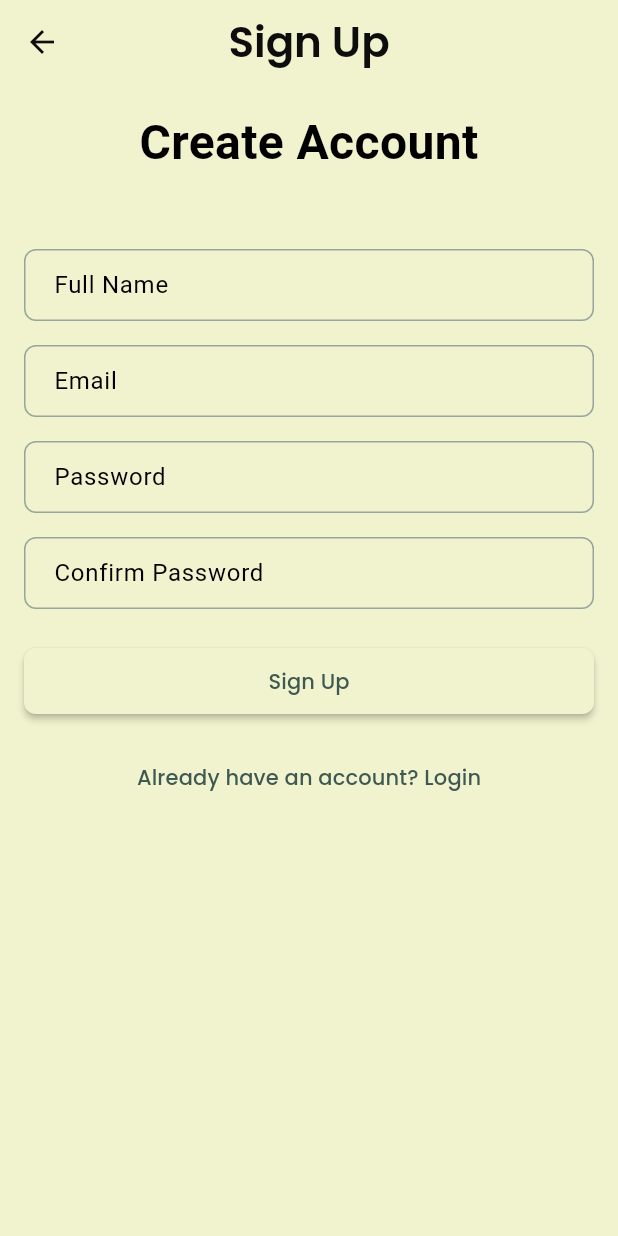
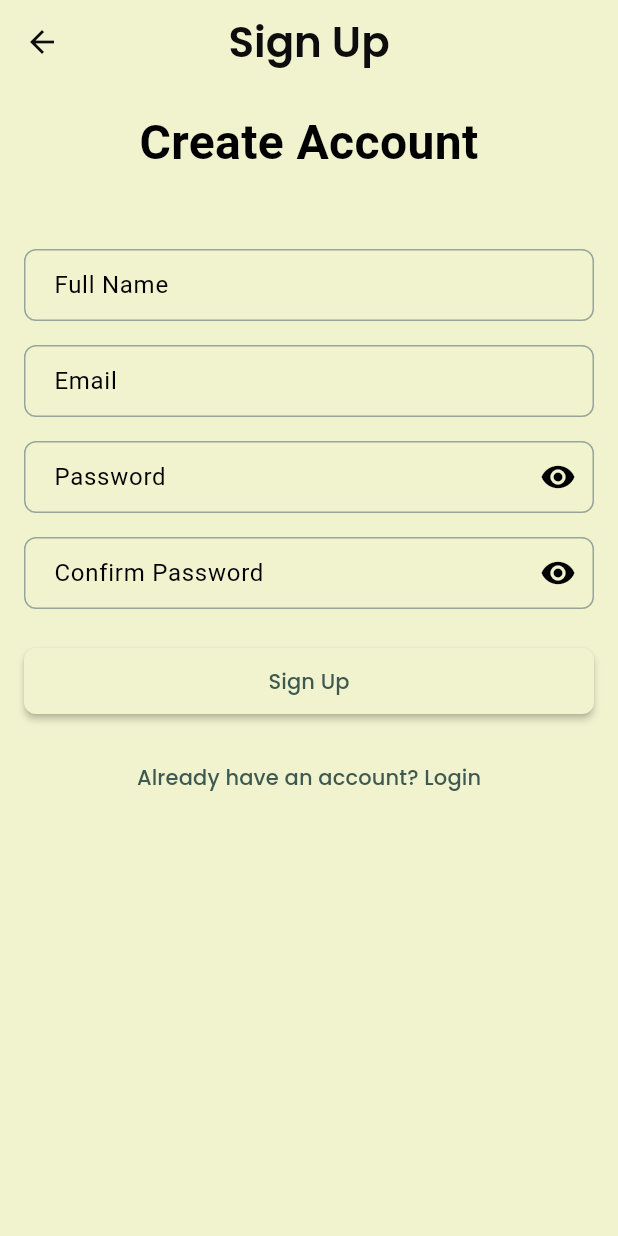
Before and after one commit to sonnguyen9800/MyFinance_Client_Mobile, a Flutter app: the SignupView screen opened by its route, on a phone screen of 412 x 824 dp. Run offline on Flutter 3.47's test engine with Material 3 defaults, Android fonts, the phone set to English and light mode, and no system bars; our stand-ins replace connectivity_plus, dio, fl_chart, flutter_colorpicker, flutter_secure_storage, flutter_svg and 5 more; missing offline and left inert: flutter_iconpicker; accounts and stored records are empty; network calls fail.

Commit message:
+ Add password revealer in signup screen

```diff
--- a/lib/views/login_view.dart
+++ b/lib/views/login_view.dart
@@ -57,7 +57,7 @@ class _LoginViewState extends State<LoginView> {
   Widget _renderServerAddressForm() {
     if (_serverAddressController.text.isEmpty) {
       _serverAddressController.text =
-          kIsWeb ? '${Uri.base.origin}/api' : 'http://10.0.2.2:8080/api';
+          kIsWeb ? '${Uri.base.origin}/api' : 'http://localhost:8080/api';
     }
 
     String serverAddress = '';
--- a/lib/views/signup_view.dart
+++ b/lib/views/signup_view.dart
@@ -4,14 +4,24 @@ import 'package:myfinance_client_flutter/config/theme/app_colors.dart';
 import 'package:myfinance_client_flutter/config/theme/app_typography.dart';
 import '../controllers/auth_controller.dart';
 
-class SignupView extends StatelessWidget {
+class SignupView extends StatefulWidget {
   SignupView({super.key});
 
+  @override
+  State<SignupView> createState() => _SignupViewState();
+}
+
+class _SignupViewState extends State<SignupView> {
   final _nameController = TextEditingController();
+
   final _emailController = TextEditingController();
+
   final _passwordController = TextEditingController();
+
   final _confirmPasswordController = TextEditingController();
+
   final _authController = Get.find<AuthController>();
+  bool _isPasswordVisible = false;
 
   @override
   Widget build(BuildContext context) {
@@ -60,20 +70,40 @@ class SignupView extends StatelessWidget {
                 const SizedBox(height: 16),
                 TextField(
                   controller: _passwordController,
-                  decoration: const InputDecoration(
+                  decoration:  InputDecoration(
                     labelText: 'Password',
+                    suffixIcon: IconButton(
+                      icon: Icon(
+                        _isPasswordVisible ? Icons.visibility_off : Icons.visibility,
+                      ),
+                      onPressed: () {
+                        setState(() {
+                          _isPasswordVisible = !_isPasswordVisible;
+                        });
+                      },
+                  ),
                     border: OutlineInputBorder(),
                   ),
-                  obscureText: true,
+                  obscureText: !_isPasswordVisible,
                 ),
                 const SizedBox(height: 16),
                 TextField(
                   controller: _confirmPasswordController,
-                  decoration: const InputDecoration(
+                  decoration:  InputDecoration(
                     labelText: 'Confirm Password',
                     border: OutlineInputBorder(),
+                    suffixIcon: IconButton(
+                      icon: Icon(
+                        _isPasswordVisible ? Icons.visibility_off : Icons.visibility,
+                      ),
+                      onPressed: () {
+                        setState(() {
+                          _isPasswordVisible = !_isPasswordVisible;
+                        });
+                      },
+                    )
                   ),
-                  obscureText: true,
+                  obscureText: !_isPasswordVisible,
                 ),
                 const SizedBox(height: 24),
                 Obx(() => ElevatedButton(
```
